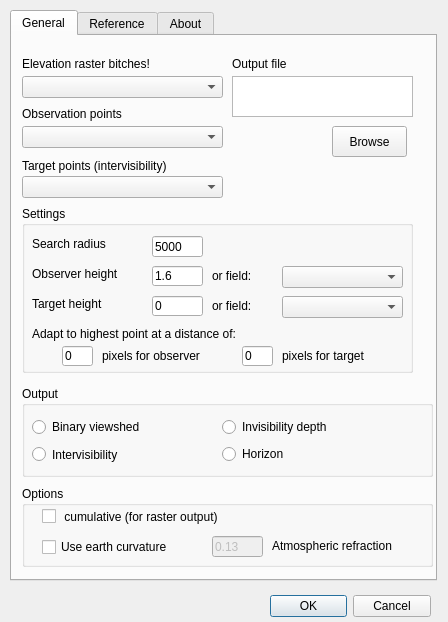
This is ui_viewshedanalysis.ui in Hvitnov/minmaxraster as Qt 5 draws it before an edit. The edited form follows.
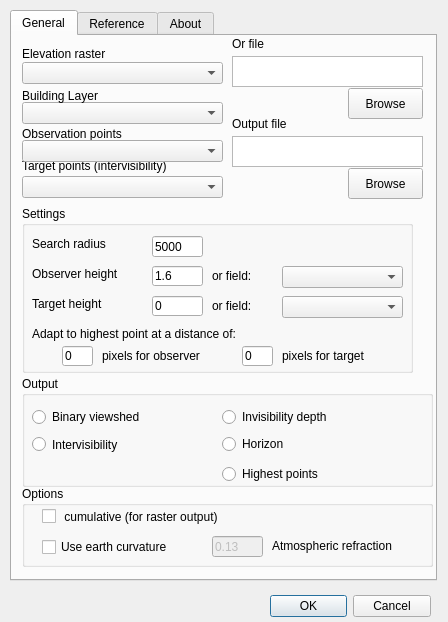
This is the edited form.

Commit message: High point finding works

```diff
--- a/ui_viewshedanalysis.ui
+++ b/ui_viewshedanalysis.ui
@@ -29,11 +29,11 @@
     <attribute name="title">
      <string>General</string>
     </attribute>
-    <widget class="QComboBox" name="cmbPoints">
+    <widget class="QComboBox" name="cmbPolys">
      <property name="geometry">
       <rect>
        <x>10</x>
-       <y>90</y>
+       <y>66</y>
        <width>201</width>
        <height>22</height>
       </rect>
@@ -46,33 +46,33 @@
      <property name="geometry">
       <rect>
        <x>10</x>
-       <y>20</y>
+       <y>10</y>
        <width>171</width>
        <height>16</height>
       </rect>
      </property>
      <property name="text">
-      <string>Elevation raster bitches!</string>
+      <string>Elevation raster</string>
      </property>
     </widget>
     <widget class="QLabel" name="label_2">
      <property name="geometry">
       <rect>
        <x>10</x>
-       <y>70</y>
+       <y>52</y>
        <width>131</width>
        <height>16</height>
       </rect>
      </property>
      <property name="text">
-      <string>Observation points</string>
+      <string>Building Layer</string>
      </property>
     </widget>
     <widget class="QComboBox" name="cmbRaster">
      <property name="geometry">
       <rect>
        <x>10</x>
-       <y>40</y>
+       <y>26</y>
        <width>201</width>
        <height>22</height>
       </rect>
@@ -82,9 +82,9 @@
      <property name="geometry">
       <rect>
        <x>220</x>
-       <y>40</y>
-       <width>181</width>
-       <height>41</height>
+       <y>100</y>
+       <width>191</width>
+       <height>31</height>
       </rect>
      </property>
     </widget>
@@ -92,7 +92,7 @@
      <property name="geometry">
       <rect>
        <x>220</x>
-       <y>20</y>
+       <y>80</y>
        <width>91</width>
        <height>16</height>
       </rect>
@@ -104,8 +104,8 @@
     <widget class="QPushButton" name="cmdBrowse">
      <property name="geometry">
       <rect>
-       <x>320</x>
-       <y>90</y>
+       <x>336</x>
+       <y>132</y>
        <width>75</width>
        <height>31</height>
       </rect>
@@ -118,9 +118,9 @@
      <property name="geometry">
       <rect>
        <x>10</x>
-       <y>350</y>
+       <y>340</y>
        <width>411</width>
-       <height>91</height>
+       <height>111</height>
       </rect>
      </property>
      <property name="title">
@@ -178,6 +178,19 @@
        <string>Horizon</string>
       </property>
      </widget>
+     <widget class="QRadioButton" name="chkHighest">
+      <property name="geometry">
+       <rect>
+        <x>200</x>
+        <y>90</y>
+        <width>181</width>
+        <height>16</height>
+       </rect>
+      </property>
+      <property name="text">
+       <string>Highest points</string>
+      </property>
+     </widget>
     </widget>
     <widget class="QGroupBox" name="groupBox_3">
      <property name="geometry">
@@ -487,6 +500,68 @@
       <string>Target points (intervisibility)</string>
      </property>
     </widget>
+    <widget class="QLabel" name="label_points">
+     <property name="geometry">
+      <rect>
+       <x>10</x>
+       <y>90</y>
+       <width>131</width>
+       <height>16</height>
+      </rect>
+     </property>
+     <property name="text">
+      <string>Observation points</string>
+     </property>
+    </widget>
+    <widget class="QComboBox" name="cmbPoints">
+     <property name="geometry">
+      <rect>
+       <x>10</x>
+       <y>104</y>
+       <width>201</width>
+       <height>22</height>
+      </rect>
+     </property>
+     <property name="editable">
+      <bool>false</bool>
+     </property>
+    </widget>
+    <widget class="QPlainTextEdit" name="txtDemFile">
+     <property name="geometry">
+      <rect>
+       <x>220</x>
+       <y>20</y>
+       <width>191</width>
+       <height>31</height>
+      </rect>
+     </property>
+    </widget>
+    <widget class="QLabel" name="label_9">
+     <property name="geometry">
+      <rect>
+       <x>220</x>
+       <y>0</y>
+       <width>91</width>
+       <height>16</height>
+      </rect>
+     </property>
+     <property name="text">
+      <string>Or file</string>
+     </property>
+    </widget>
+    <widget class="QPushButton" name="cmdBrowseDemFile">
+     <property name="geometry">
+      <rect>
+       <x>336</x>
+       <y>52</y>
+       <width>75</width>
+       <height>31</height>
+      </rect>
+     </property>
+     <property name="text">
+      <string>Browse</string>
+     </property>
+    </widget>
    </widget>
    <widget class="QWidget" name="tab">
     <attribute name="title">
```
Left out of the diff: 2 changed lines with no effect on the pictures. The commit also changes 4 other files.
